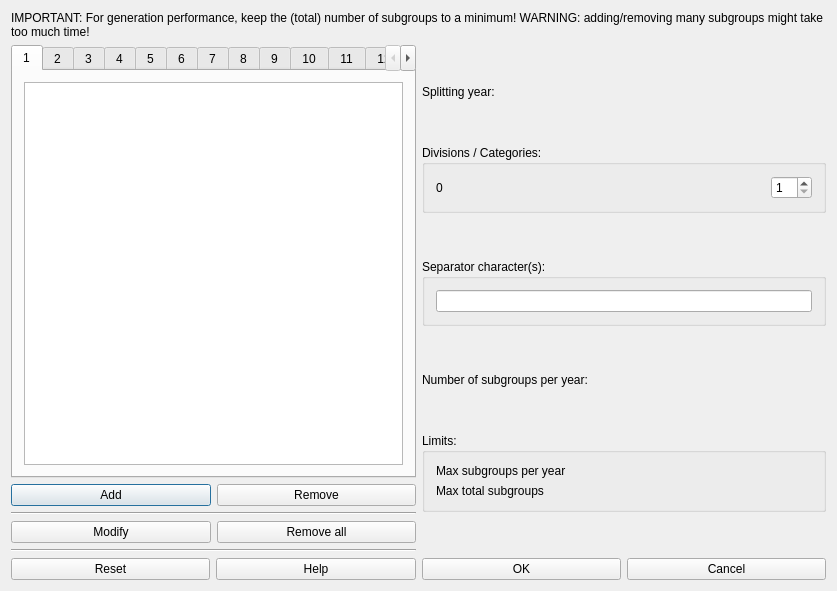
Above: src/interface/splityearform_template.ui from vanyog/FET before the change. Below: the same form after it.
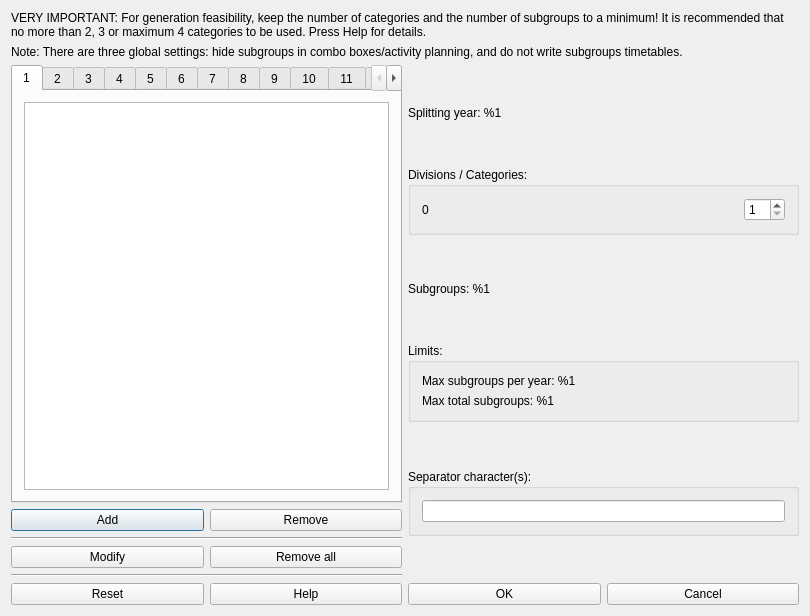
That is the form after the change.

```diff
--- a/src/interface/splityearform_template.ui
+++ b/src/interface/splityearform_template.ui
@@ -6,8 +6,8 @@
    <rect>
     <x>0</x>
     <y>0</y>
-    <width>837</width>
-    <height>591</height>
+    <width>810</width>
+    <height>616</height>
    </rect>
   </property>
   <property name="windowTitle">
@@ -23,7 +23,23 @@
       </sizepolicy>
      </property>
      <property name="text">
-      <string>IMPORTANT: For generation performance, keep the (total) number of subgroups to a minimum! WARNING: adding/removing many subgroups might take too much time!</string>
+      <string>VERY IMPORTANT: For generation feasibility, keep the number of categories and the number of subgroups to a minimum! It is recommended that no more than 2, 3 or maximum 4 categories to be used. Press Help for details.</string>
+     </property>
+     <property name="wordWrap">
+      <bool>true</bool>
+     </property>
+    </widget>
+   </item>
+   <item>
+    <widget class="QLabel" name="label_2">
+     <property name="sizePolicy">
+      <sizepolicy hsizetype="Minimum" vsizetype="Minimum">
+       <horstretch>0</horstretch>
+       <verstretch>0</verstretch>
+      </sizepolicy>
+     </property>
+     <property name="text">
+      <string>Note: There are three global settings: hide subgroups in combo boxes/activity planning, and do not write subgroups timetables.</string>
      </property>
      <property name="wordWrap">
       <bool>true</bool>
@@ -39,6 +55,9 @@
          <property name="currentIndex">
           <number>0</number>
          </property>
+         <property name="usesScrollButtons">
+          <bool>true</bool>
+         </property>
          <widget class="QWidget" name="category1">
           <attribute name="title">
            <string>1</string>
@@ -247,7 +266,7 @@
        <item>
         <widget class="QLabel" name="splitYearTextLabel">
          <property name="text">
-          <string>Splitting year:</string>
+          <string>Splitting year: %1</string>
          </property>
          <property name="wordWrap">
           <bool>false</bool>
@@ -315,39 +334,10 @@
          </property>
         </spacer>
        </item>
-       <item>
-        <widget class="QGroupBox" name="separatorGroupBox">
-         <property name="title">
-          <string>Separator character(s):</string>
-         </property>
-         <layout class="QGridLayout" name="gridLayout_5">
-          <item row="0" column="0">
-           <widget class="QLineEdit" name="separatorLineEdit">
-            <property name="text">
-             <string/>
-            </property>
-           </widget>
-          </item>
-         </layout>
-        </widget>
-       </item>
-       <item>
-        <spacer name="verticalSpacer_4">
-         <property name="orientation">
-          <enum>Qt::Vertical</enum>
-         </property>
-         <property name="sizeHint" stdset="0">
-          <size>
-           <width>20</width>
-           <height>40</height>
-          </size>
-         </property>
-        </spacer>
-       </item>
        <item>
         <widget class="QLabel" name="currentSubgroupsLabel">
          <property name="text">
-          <string>Number of subgroups per year:</string>
+          <string comment="%1 is the number of subgroups">Subgroups: %1</string>
          </property>
         </widget>
        </item>
@@ -373,14 +363,14 @@
           <item>
            <widget class="QLabel" name="maxSubgroupsPerYearLabel">
             <property name="text">
-             <string notr="true">Max subgroups per year</string>
+             <string notr="true">Max subgroups per year: %1</string>
             </property>
            </widget>
           </item>
           <item>
            <widget class="QLabel" name="maxTotalSubgroupsLabel">
             <property name="text">
-             <string notr="true">Max total subgroups</string>
+             <string notr="true">Max total subgroups: %1</string>
             </property>
            </widget>
           </item>
@@ -400,6 +390,35 @@
          </property>
         </spacer>
        </item>
+       <item>
+        <widget class="QGroupBox" name="separatorGroupBox">
+         <property name="title">
+          <string>Separator character(s):</string>
+         </property>
+         <layout class="QGridLayout" name="gridLayout_5">
+          <item row="0" column="0">
+           <widget class="QLineEdit" name="separatorLineEdit">
+            <property name="text">
+             <string/>
+            </property>
+           </widget>
+          </item>
+         </layout>
+        </widget>
+       </item>
+       <item>
+        <spacer name="verticalSpacer_4">
+         <property name="orientation">
+          <enum>Qt::Vertical</enum>
+         </property>
+         <property name="sizeHint" stdset="0">
+          <size>
+           <width>20</width>
+           <height>40</height>
+          </size>
+         </property>
+        </spacer>
+       </item>
       </layout>
      </item>
     </layout>
```
